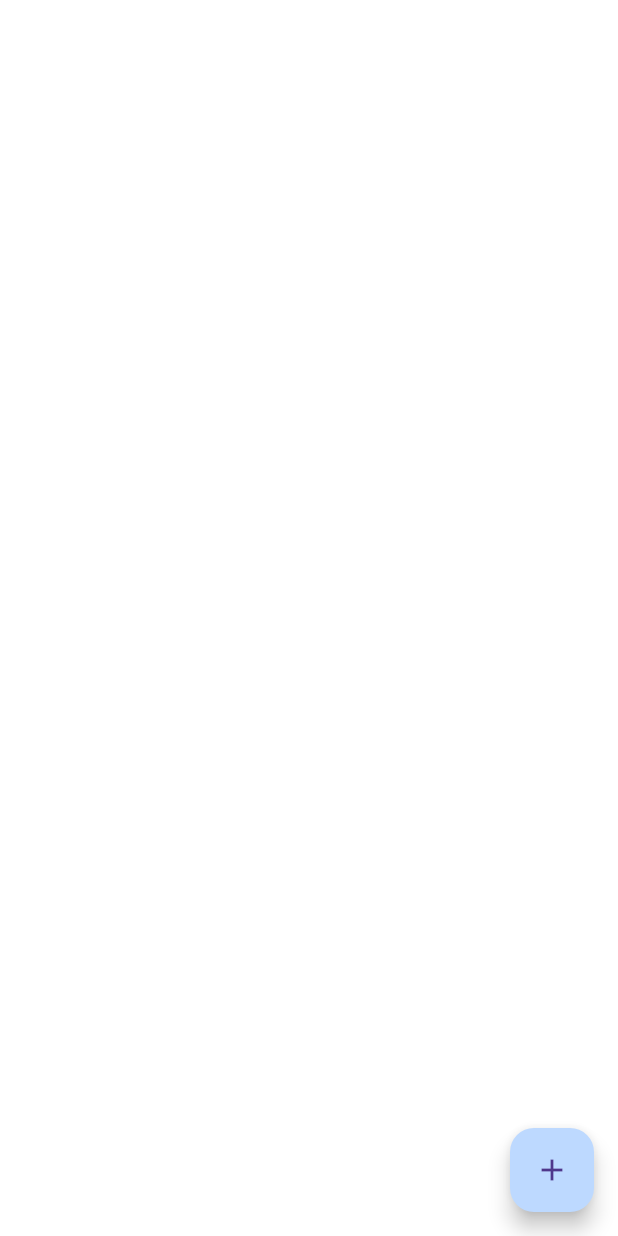
After one commit to VinioVnz/profmate_mvc, a Flutter app: the AlunosView screen opened directly, on a phone screen of 412 x 824 dp. The commit adds this screen. Run offline on Flutter 3.47's test engine with Material 3 defaults, Android fonts, the phone set to English and light mode, and no system bars; drawn by our look-alikes of flutter_speed_dial; our stand-ins replace fl_chart, google_fonts, image_picker, pdf, printing, table_calendar.

Commit message:
criando a página alunos

```diff
--- /dev/null
+++ b/lib/src/views/alunos_view.dart
@@ -0,0 +1,47 @@
+import 'package:flutter/material.dart';
+import 'package:flutter_speed_dial/flutter_speed_dial.dart';
+
+class AlunosView extends StatefulWidget {
+  const AlunosView({super.key});
+
+  @override
+  State<AlunosView> createState() => _AlunosViewState();
+}
+
+class _AlunosViewState extends State<AlunosView> {
+  @override
+  Widget build(BuildContext context) {
+    return Scaffold(
+      backgroundColor: Colors.white,
+      floatingActionButton: SpeedDial(
+        backgroundColor: Color(0xFFBDD9FF),
+        icon: (Icons.add),
+        shape: RoundedRectangleBorder(
+          borderRadius: BorderRadius.circular(16),
+        ),
+        children: [
+          SpeedDialChild(
+            label: "Cadastrar aluno",
+            backgroundColor: Colors.white,
+            onTap: (){
+              //colocar aqui ação de cadastrar novo aluno
+            },
+          ),
+          SpeedDialChild(
+            label: "Cadastrar turma",
+            backgroundColor: Colors.white,
+            onTap: () {
+              //colocar aqui ação de cadastrar nova turma
+            },
+          )
+        ],
+        ),
+        body: Padding(
+          padding: EdgeInsets.all(16),
+          child: Column(
+
+          ),
+          ),
+    );
+  }
+}
--- a/pubspec.yaml
+++ b/pubspec.yaml
@@ -20,6 +20,7 @@ dependencies:
   pdf: ^3.11.3
   printing: ^5.14.2
   image_picker: ^1.1.2
+  flutter_speed_dial: ^7.0.0
 
 dev_dependencies:
   flutter_test:
```
Also changed, not shown: lib/src/app/app_menu.dart (+8 -0 lines), lib/src/models/cadastro_aluno_model.dart (added, +23 -0 lines), pubspec.lock.
